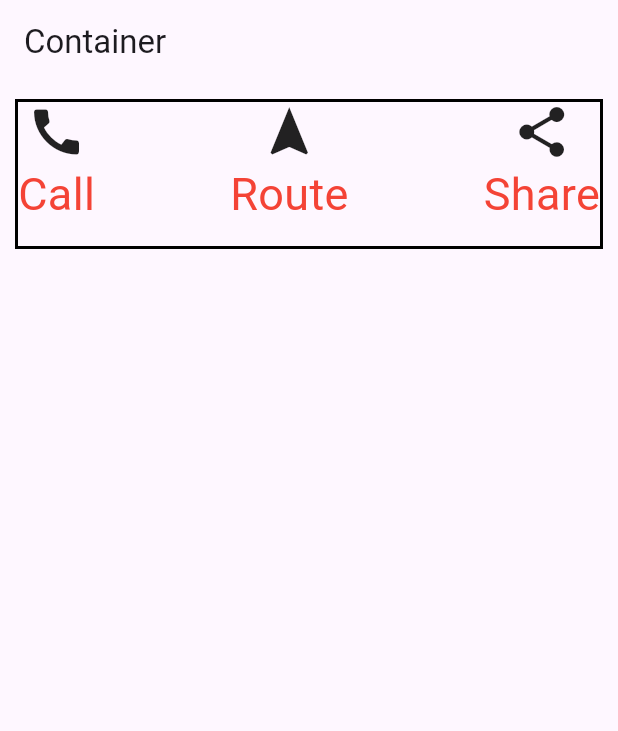
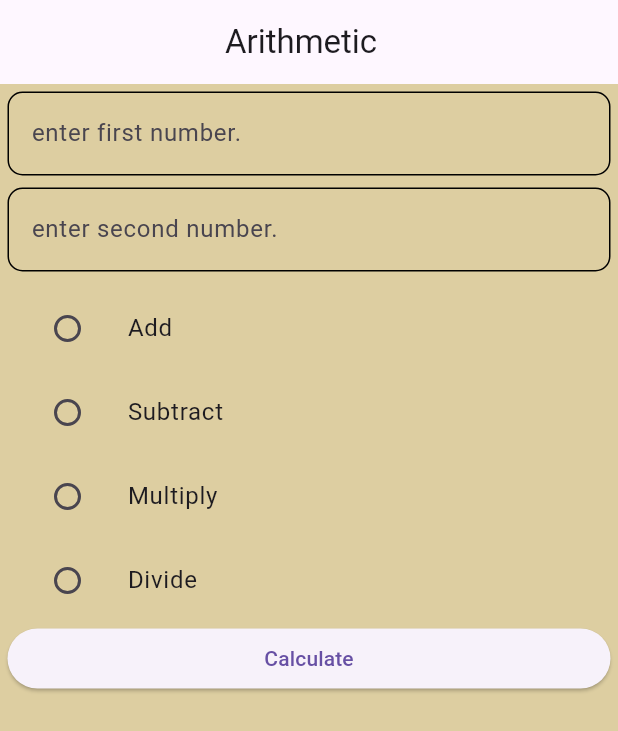
Before and after one commit to smilee1111/assignment_2, a Flutter app: the screen it shows after launch, on a phone screen of 412 x 824 dp. Shown: the top 731 px of the screen. Run offline on Flutter 3.47's test engine with Material 3 defaults, Android fonts, the phone set to English and light mode, and no system bars; missing offline and left inert: dart:ffi.

```diff
--- a/lib/app.dart
+++ b/lib/app.dart
@@ -1,7 +1,9 @@
 import 'package:assignment_2/screen/Airthmetic.dart';
 import 'package:assignment_2/screen/AirthmeticScreen.dart';
 import 'package:assignment_2/screen/AreaCircleScreen.dart';
+import 'package:assignment_2/screen/ArithmeticScreen2.dart';
 import 'package:assignment_2/screen/ArmstrongScreen.dart';
+import 'package:assignment_2/screen/ColumnScreen.dart';
 import 'package:assignment_2/screen/DashboardScreen.dart';
 import 'package:assignment_2/screen/FlutterLayoutScreen.dart';
 import 'package:assignment_2/screen/RichTextScreen.dart';
@@ -13,7 +15,7 @@ class App extends StatelessWidget {
   @override
   Widget build(BuildContext context) {
     return MaterialApp(
-      home: Flutterlayoutscreen()
+      home: ArithmeticScreen2()
     );
   }
 }
--- /dev/null
+++ b/lib/screen/ArithmeticScreen2.dart
@@ -0,0 +1,130 @@
+import 'package:flutter/material.dart';
+
+class ArithmeticScreen2 extends StatefulWidget {
+  const ArithmeticScreen2({super.key});
+
+  @override
+  State<ArithmeticScreen2> createState() => _ArithmeticScreen2State();
+}
+
+class _ArithmeticScreen2State extends State<ArithmeticScreen2> {
+  String? group = "myGroup";
+  @override
+  Widget build(BuildContext context) {
+    return Scaffold(
+appBar: AppBar(
+  title: Text("Arithmetic"),
+  titleSpacing: 150,
+  ),
+  body: Container(
+    color: const Color.fromARGB(255, 221, 206, 161),
+    child: Padding(
+      padding: EdgeInsets.all(5),
+      child: Column(
+        children: [
+          TextFormField(
+            keyboardType: TextInputType.number,
+            decoration: InputDecoration(
+              label: Text("enter first number."),
+              hintText: "First Number.",
+              border: OutlineInputBorder(
+                borderRadius: BorderRadius.all(
+                  Radius.circular(10)
+                ),
+              ),
+              enabledBorder: OutlineInputBorder(
+                borderRadius: BorderRadius.all(Radius.circular(10.0)),
+                borderSide: BorderSide(color: Colors.black)
+              ),
+              focusedBorder: OutlineInputBorder(
+                borderRadius: BorderRadius.all(Radius.circular(10.0)),
+                borderSide: BorderSide(color: Colors.blue)
+              ),
+            ),
+          ),
+          SizedBox(height: 8),
+             TextFormField(
+            keyboardType: TextInputType.number,
+            decoration: InputDecoration(
+              label: Text("enter second number."),
+              hintText: "Second Number.",
+              border: OutlineInputBorder(
+                borderRadius: BorderRadius.all(
+                  Radius.circular(10)
+                ),
+              ),
+              enabledBorder: OutlineInputBorder(
+                borderRadius: BorderRadius.all(Radius.circular(10.0)),
+                borderSide: BorderSide(color: Colors.black)
+              ),
+              focusedBorder: OutlineInputBorder(
+                borderRadius: BorderRadius.all(Radius.circular(10.0)),
+                borderSide: BorderSide(color: Colors.blue)
+              ),
+            ),
+          ),
+          SizedBox(height: 10,),
+           ListTile(
+                title: const Text("Add"),
+                leading: Radio(
+                  value: "Add",
+                  groupValue: group,
+                  onChanged: (String? value) {
+                    setState(() {
+                      group = value;
+                    });
+                  },
+                ),
+              ),
+                ListTile(
+                title: const Text("Subtract"),
+                leading: Radio(
+                  value: "Subtract",
+
+                  groupValue: group,
+                  onChanged: (String? value) {
+                    setState(() {
+                      group = value;
+                    });
+                  },
+                ),
+              ),
+                ListTile(
+                title: const Text("Multiply"),
+                leading: Radio(
+                  value: "Add",
+
+                  groupValue: group,
+                  onChanged: (String? value) {
+                    setState(() {
+                      group = value;
+                    });
+                  },
+                ),
+              ),
+                ListTile(
+                title: const Text("Divide"),
+                leading: Radio(
+                  value: "Add",
+
+                  groupValue: group,
+                  onChanged: (String? value) {
+                    setState(() {
+                      group = value;
+                    });
+                  },
+                ),
+              ),
+
+          SizedBox(
+            width: double.infinity,
+            child: ElevatedButton(onPressed: () {}, child:
+            Text('Calculate')),
+          )
+        ],
+      ),
+    ),
+  ) ,
+    );
+  }
+}
```
Also changed, not shown: lib/screen/ColumnScreen.dart (added, +48 -0 lines), lib/screen/RowScreen.dart (added, +16 -0 lines).
